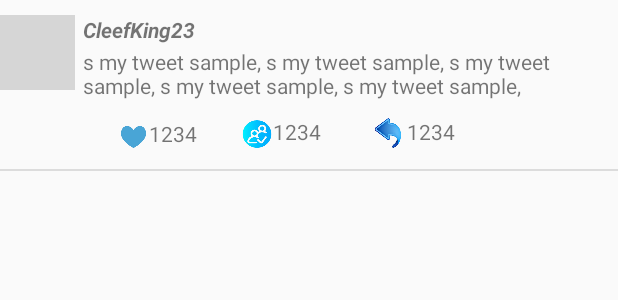
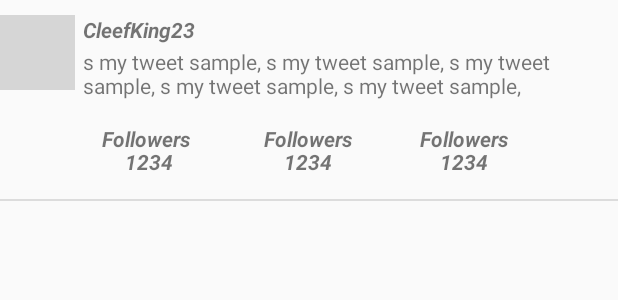
Before and after one commit to Sluckson/SimpleTweet-1, an Android app: the layout item_tweet.xml on its own in the app's theme, with its tools: preview values and no code run, on a phone screen of 412 x 824 dp. Shown: the top 300 px of the screen. Run offline under Robolectric (Android 15) with nearby library versions, the phone set to English and light mode, and no system bars; grey boxes are pictures that could not be loaded.

Commit message:
replace icon by text

```diff
--- a/app/src/main/res/layout/item_tweet.xml
+++ b/app/src/main/res/layout/item_tweet.xml
@@ -6,26 +6,28 @@
     android:layout_height="wrap_content">
 
     <TextView
+        android:id="@+id/tvFollow3"
+        android:layout_width="wrap_content"
+        android:layout_height="wrap_content"
+        android:layout_below="@+id/tvBody"
+        android:layout_alignParentStart="true"
+        android:layout_marginStart="280dp"
+        android:layout_marginTop="15dp"
+        android:text="Followers"
+        android:textStyle="bold|italic" />
+
+    <TextView
         android:id="@+id/friend_count"
         android:layout_width="wrap_content"
         android:layout_height="wrap_content"
+        android:layout_below="@+id/tvFollow2"
         android:layout_alignParentStart="true"
-        android:layout_alignParentTop="true"
         android:layout_centerHorizontal="true"
-        android:layout_marginStart="182dp"
-        android:layout_marginTop="78dp"
+        android:layout_marginStart="189dp"
+        android:layout_marginTop="-4dp"
         android:text="TextView"
+        android:textStyle="bold|italic"
         tools:text="1234" />
-
-    <ImageView
-        android:id="@+id/friend"
-        android:layout_width="88dp"
-        android:layout_height="21dp"
-        android:layout_below="@+id/tvBody"
-        android:layout_alignParentStart="true"
-        android:layout_marginStart="127dp"
-        android:layout_marginTop="11dp"
-        app:srcCompat="@drawable/friend" />
 
     <ImageView
         android:id="@+id/ivProfileImage"
@@ -71,47 +73,52 @@
         android:layout_marginTop="15dp"
         android:background="?android:attr/listDivider" />
 
-    <ImageView
-        android:id="@+id/like"
-        android:layout_width="78dp"
-        android:layout_height="17dp"
-        android:layout_below="@+id/tvBody"
-        android:layout_alignParentStart="true"
-        android:layout_marginStart="50dp"
-        android:layout_marginTop="15dp"
-        app:srcCompat="@drawable/like" />
-
-
-    <ImageView
-        android:id="@+id/follower"
-        android:layout_width="54dp"
-        android:layout_height="23dp"
-        android:layout_below="@+id/tvBody"
-        android:layout_alignParentEnd="true"
-        android:layout_marginTop="9dp"
-        android:layout_marginEnd="128dp"
-        app:srcCompat="@drawable/follower" />
 
     <TextView
         android:id="@+id/like_count"
         android:layout_width="wrap_content"
         android:layout_height="wrap_content"
+        android:layout_below="@+id/tvFollow"
         android:layout_alignParentStart="true"
-        android:layout_alignParentTop="true"
-        android:layout_marginStart="99dp"
-        android:layout_marginTop="79dp"
+        android:layout_marginStart="83dp"
+        android:layout_marginTop="-4dp"
         android:text="TextView"
+        android:textStyle="bold|italic"
         tools:text="1234" />
 
     <TextView
         android:id="@+id/follower_count"
         android:layout_width="wrap_content"
         android:layout_height="wrap_content"
+        android:layout_below="@+id/tvFollow3"
         android:layout_alignParentStart="true"
-        android:layout_alignParentTop="true"
-        android:layout_marginStart="271dp"
-        android:layout_marginTop="78dp"
+        android:layout_marginStart="293dp"
+        android:layout_marginTop="-4dp"
         android:text="TextView"
+        android:textStyle="bold|italic"
         tools:text="1234" />
 
+    <TextView
+        android:id="@+id/tvFollow"
+        android:layout_width="wrap_content"
+        android:layout_height="wrap_content"
+        android:layout_below="@+id/tvBody"
+        android:layout_alignParentStart="true"
+        android:layout_marginStart="68dp"
+        android:layout_marginTop="15dp"
+        android:text="Followers"
+        android:textStyle="bold|italic" />
+
+    <TextView
+        android:id="@+id/tvFollow2"
+        android:layout_width="wrap_content"
+        android:layout_height="wrap_content"
+        android:layout_below="@+id/tvBody"
+        android:layout_alignParentStart="true"
+        android:layout_centerHorizontal="true"
+        android:layout_marginStart="176dp"
+        android:layout_marginTop="15dp"
+        android:text="Followers"
+        android:textStyle="bold|italic" />
+
 </RelativeLayout>
```
